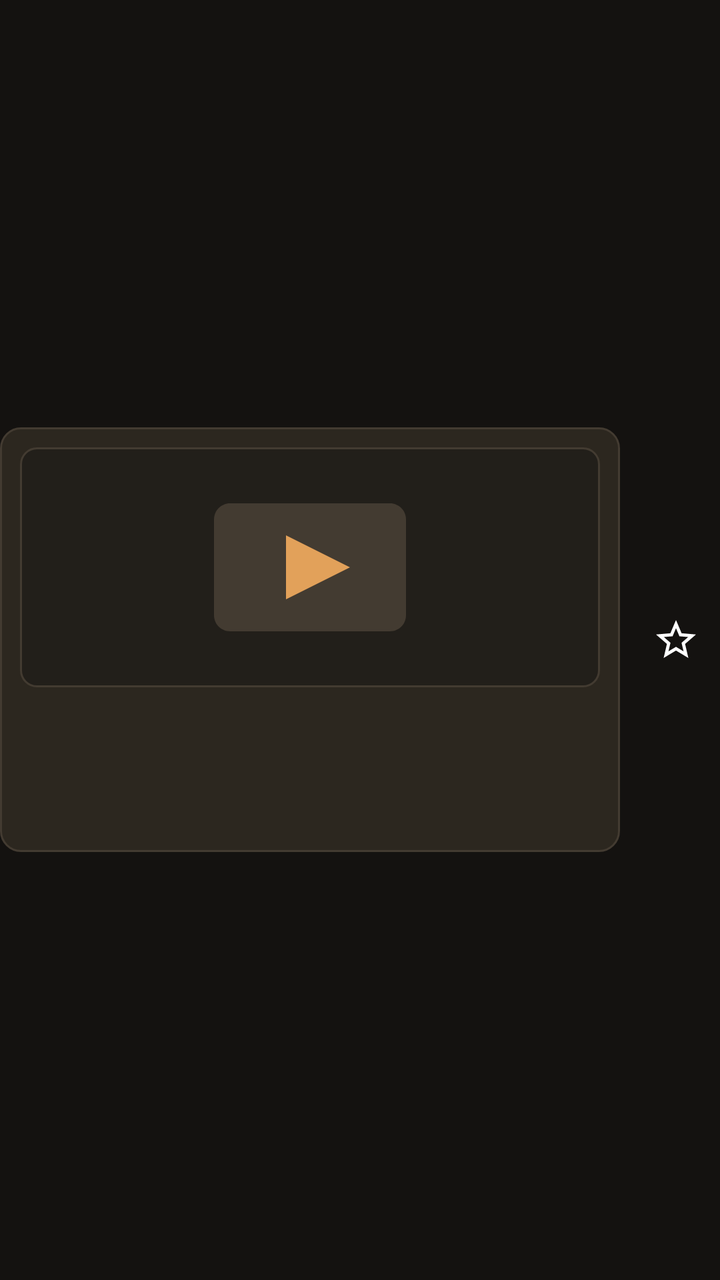
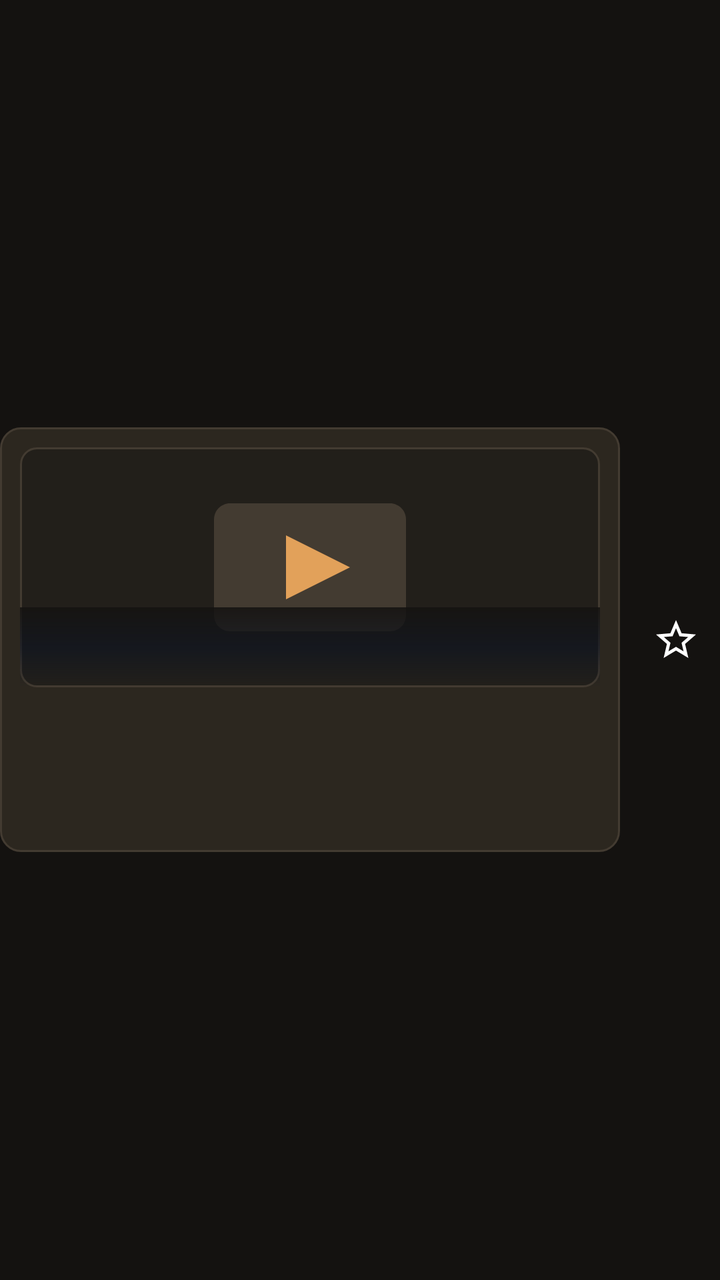

Two renders of the same Android screen: before a commit and after it. Below are the layout's source before the change and the commit's diff.
<!-- AndroidManifest.xml: application theme Theme.OlympusIptv -->
<!-- res/layout/item_search_tile.xml -->
<?xml version="1.0" encoding="utf-8"?>
<LinearLayout xmlns:android="http://schemas.android.com/apk/res/android"
    android:layout_width="match_parent"
    android:layout_height="wrap_content"
    android:layout_margin="8dp"
    android:gravity="center_vertical"
    android:orientation="horizontal">

    <LinearLayout
        android:id="@+id/playTarget"
        android:layout_width="0dp"
        android:layout_height="wrap_content"
        android:layout_weight="1"
        android:background="@drawable/bg_focusable"
        android:clickable="true"
        android:focusable="true"
        android:focusableInTouchMode="true"
        android:orientation="vertical"
        android:padding="10dp">

        <ImageView
            android:id="@+id/logo"
            android:layout_width="match_parent"
            android:layout_height="120dp"
            android:background="@drawable/bg_logo"
            android:contentDescription="@null"
            android:padding="12dp"
            android:scaleType="fitCenter"
            android:src="@drawable/ic_channel_placeholder" />

        <TextView
            android:id="@+id/name"
            android:layout_width="match_parent"
            android:layout_height="wrap_content"
            android:layout_marginTop="10dp"
            android:ellipsize="end"
            android:maxLines="2"
            android:minLines="2"
            android:textColor="@color/text_primary"
            android:textSize="16sp"
            android:textStyle="bold" />

        <TextView
            android:id="@+id/group"
            android:layout_width="match_parent"
            android:layout_height="wrap_content"
            android:layout_marginTop="4dp"
            android:ellipsize="end"
            android:maxLines="1"
            android:textColor="@color/text_secondary"
            android:textSize="13sp" />
    </LinearLayout>

    <ImageButton
        android:id="@+id/favorite"
        android:layout_width="44dp"
        android:layout_height="44dp"
        android:layout_marginStart="6dp"
        android:background="@drawable/bg_nav"
        android:contentDescription="@string/search_favorite"
        android:focusable="true"
        android:focusableInTouchMode="true"
        android:padding="10dp"
        android:scaleType="centerInside"
        android:src="@drawable/ic_star_outline" />
</LinearLayout>
<!-- resources referenced by this layout -->
<resources>
  <color name="text_primary">#F6F1E7</color>
  <color name="text_secondary">#C9BBA8</color>
  <!-- drawable bg_logo (drawable) -->
  <?xml version="1.0" encoding="utf-8"?>
  <shape xmlns:android="http://schemas.android.com/apk/res/android">
      <solid android:color="@color/bg_elevated" />
      <corners android:radius="8dp" />
      <stroke
          android:width="1dp"
          android:color="@color/stroke" />
  </shape>
  <!-- drawable ic_channel_placeholder (drawable) -->
  <?xml version="1.0" encoding="utf-8"?>
  <vector xmlns:android="http://schemas.android.com/apk/res/android"
      android:width="48dp"
      android:height="48dp"
      android:viewportWidth="48"
      android:viewportHeight="48">
      <path
          android:fillColor="#433B31"
          android:pathData="M4,8h40c2.2,0 4,1.8 4,4v24c0,2.2 -1.8,4 -4,4h-40c-2.2,0 -4,-1.8 -4,-4v-24c0,-2.2 1.8,-4 4,-4z" />
      <path
          android:fillColor="#E2A15A"
          android:pathData="M18,16l16,8 -16,8z" />
  </vector>
  <!-- drawable ic_star_outline (drawable) -->
  <?xml version="1.0" encoding="utf-8"?>
  <vector xmlns:android="http://schemas.android.com/apk/res/android"
      android:width="24dp"
      android:height="24dp"
      android:viewportWidth="24"
      android:viewportHeight="24">
      <path
          android:fillColor="#FFFFFFFF"
          android:pathData="M12,15.4l-3.76,2.27l1,-4.28l-3.32,-2.88l4.38,-0.38L12,6.1l1.71,4.04l4.38,0.38l-3.32,2.88l1,4.28zM22,9.24l-7.19,-0.62L12,2L9.19,8.63L2,9.24l5.46,4.73L5.82,21L12,17.27L18.18,21l-1.63,-7.03L22,9.24z" />
  </vector>
  <string name="search_favorite">Favorite</string>
  <style name="Theme.OlympusIptv" parent="Theme.AppCompat.NoActionBar">
          <item name="android:windowBackground">@color/bg</item>
          <item name="android:colorBackground">@color/bg</item>
          <item name="android:textColorPrimary">@color/text_primary</item>
          <item name="android:textColorSecondary">@color/text_secondary</item>
          <item name="colorPrimary">@color/accent</item>
          <item name="colorAccent">@color/accent</item>
          <item name="android:statusBarColor">@color/bg</item>
          <item name="android:navigationBarColor">@color/bg</item>
          <item name="android:windowFullscreen">true</item>
      </style>
  <color name="bg_elevated">#221F1A</color>
  <color name="focus">#F0C48A</color>
  <color name="accent_dim">#B07A38</color>
  <color name="accent">#E2A15A</color>
  <color name="bg_panel">#2C271F</color>
  <color name="stroke">#433B31</color>
  <color name="bg">#141210</color>
  <!-- unchanged entries left out for length: 2 -->
</resources>

<!-- the commit's change to res/layout/item_search_tile.xml (unified diff, before → after) -->
@@ -18,15 +18,64 @@
         android:orientation="vertical"
         android:padding="10dp">
 
-        <ImageView
-            android:id="@+id/logo"
+        <FrameLayout
             android:layout_width="match_parent"
-            android:layout_height="120dp"
-            android:background="@drawable/bg_logo"
-            android:contentDescription="@null"
-            android:padding="12dp"
-            android:scaleType="fitCenter"
-            android:src="@drawable/ic_channel_placeholder" />
+            android:layout_height="120dp">
+
+            <ImageView
+                android:id="@+id/logo"
+                android:layout_width="match_parent"
+                android:layout_height="match_parent"
+                android:background="@drawable/bg_logo"
+                android:contentDescription="@null"
+                android:padding="12dp"
+                android:scaleType="fitCenter"
+                android:src="@drawable/ic_channel_placeholder" />
+
+            <TextView
+                android:id="@+id/ratingBadge"
+                android:layout_width="wrap_content"
+                android:layout_height="wrap_content"
+                android:layout_gravity="top|end"
+                android:layout_margin="6dp"
+                android:background="@drawable/bg_panel"
+                android:paddingHorizontal="7dp"
+                android:paddingVertical="3dp"
+                android:textColor="@color/accent"
+                android:textSize="11sp"
+                android:textStyle="bold"
+                android:visibility="gone" />
+
+            <View
+                android:layout_width="match_parent"
+                android:layout_height="40dp"
+                android:layout_gravity="bottom"
+                android:background="@drawable/bg_player_scrim" />
+
+            <TextView
+                android:id="@+id/tileMeta"
+                android:layout_width="match_parent"
+                android:layout_height="wrap_content"
+                android:layout_gravity="bottom"
+                android:ellipsize="end"
+                android:maxLines="1"
+                android:paddingHorizontal="8dp"
+                android:paddingBottom="6dp"
+                android:textColor="@color/text_primary"
+                android:textSize="11sp"
+                android:visibility="gone" />
+
+            <ProgressBar
+                android:id="@+id/watchProgress"
+                style="?android:attr/progressBarStyleHorizontal"
+                android:layout_width="match_parent"
+                android:layout_height="3dp"
+                android:layout_gravity="bottom"
+                android:max="1000"
+                android:progress="0"
+                android:progressDrawable="@drawable/bg_episode_progress"
+                android:visibility="gone" />
+        </FrameLayout>
 
         <TextView
             android:id="@+id/name"
<!-- resource entries referenced after the edit -->
@@ -2,6 +2,22 @@
 <resources>
   <color name="text_primary">#F6F1E7</color>
   <color name="text_secondary">#C9BBA8</color>
+  <!-- drawable bg_episode_progress (drawable) -->
+  <?xml version="1.0" encoding="utf-8"?>
+  <layer-list xmlns:android="http://schemas.android.com/apk/res/android">
+      <item android:id="@android:id/background">
+          <shape>
+              <solid android:color="#66000000" />
+          </shape>
+      </item>
+      <item android:id="@android:id/progress">
+          <clip>
+              <shape>
+                  <solid android:color="@color/accent" />
+              </shape>
+          </clip>
+      </item>
+  </layer-list>
   <!-- drawable bg_logo (drawable) -->
   <?xml version="1.0" encoding="utf-8"?>
   <shape xmlns:android="http://schemas.android.com/apk/res/android">
@@ -10,6 +26,25 @@
       <stroke
           android:width="1dp"
           android:color="@color/stroke" />
+  </shape>
+  <!-- drawable bg_panel (drawable) -->
+  <?xml version="1.0" encoding="utf-8"?>
+  <shape xmlns:android="http://schemas.android.com/apk/res/android">
+      <solid android:color="@color/bg_panel" />
+      <corners android:radius="10dp" />
+      <stroke
+          android:width="1dp"
+          android:color="@color/stroke" />
+  </shape>
+  <!-- drawable bg_player_scrim (drawable) -->
+  <?xml version="1.0" encoding="utf-8"?>
+  <shape xmlns:android="http://schemas.android.com/apk/res/android">
+      <gradient
+          android:angle="270"
+          android:startColor="#E0141210"
+          android:centerColor="#990B1220"
+          android:endColor="#00000000"
+          android:type="linear" />
   </shape>
   <!-- drawable ic_channel_placeholder (drawable) -->
   <?xml version="1.0" encoding="utf-8"?>
